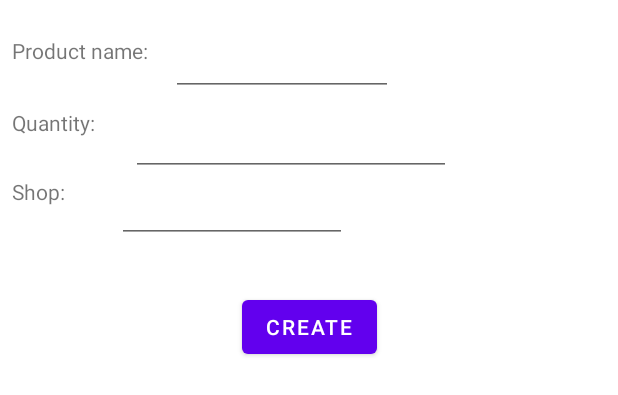
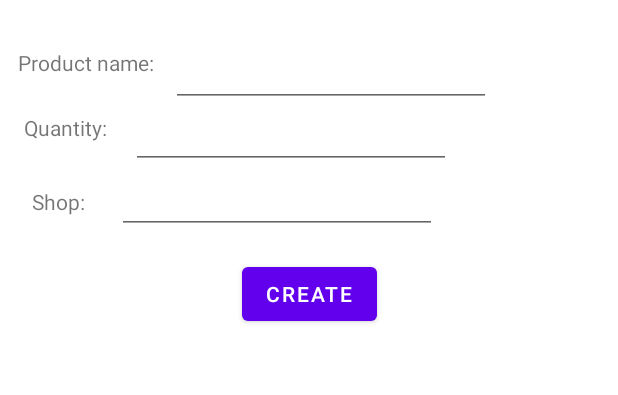
Before and after one commit to ValkaYordanov/ShoppingListApp, an Android app: the layout activity_main.xml on its own in the app's theme, with its tools: preview values and no code run, on a phone screen of 412 x 824 dp. Shown: the top 395 px of the screen. Run offline under Robolectric (Android 15) with nearby library versions, the phone set to English and light mode, and no system bars.

Commit message:
dialogs and preference are working and started new dialog for updating product

```diff
--- a/app/build.gradle
+++ b/app/build.gradle
@@ -56,7 +56,7 @@ dependencies {
     implementation 'com.google.firebase:firebase-firestore'
     implementation 'com.google.firebase:firebase-common-ktx:20.0.0'
     implementation 'com.google.firebase:firebase-firestore-ktx'
-
+    implementation 'androidx.preference:preference:1.1.1'
     testImplementation 'junit:junit:4.+'
     androidTestImplementation 'androidx.test.ext:junit:1.1.2'
     androidTestImplementation 'androidx.test.espresso:espresso-core:3.3.0'
--- a/app/src/main/AndroidManifest.xml
+++ b/app/src/main/AndroidManifest.xml
@@ -10,7 +10,11 @@
         android:supportsRtl="true"
         android:theme="@style/Theme.ShoppingListApp">
         <uses-library android:name="com.google.android.maps" />
-
+        <activity
+            android:name=".SettingsActivity"
+            android:exported="true"
+            android:label="@string/action_settings">
+        </activity>
         <activity
             android:name=".MainActivity"
             android:exported="true">
--- a/app/src/main/java/com/ebookfrenzy/shoppinglistapp/data/Repository.kt
+++ b/app/src/main/java/com/ebookfrenzy/shoppinglistapp/data/Repository.kt
@@ -57,8 +57,8 @@ object Repository {
     }
     private fun deleteAllFirebase() {
         val batch = db.batch()
-        for (book in products) {
-            val ref = db.collection("product").document(book.id)
+        for (product in products) {
+            val ref = db.collection("product").document(product.id)
             batch.delete(ref)
         }
 
--- a/app/src/main/res/layout/activity_main.xml
+++ b/app/src/main/res/layout/activity_main.xml
@@ -11,7 +11,7 @@
         android:layout_width="0dp"
         android:layout_height="0dp"
         android:layout_marginStart="8dp"
-        android:layout_marginTop="32dp"
+        android:layout_marginTop="16dp"
         android:layout_marginEnd="1dp"
         app:layout_constraintBottom_toBottomOf="parent"
         app:layout_constraintEnd_toEndOf="parent"
@@ -23,20 +23,24 @@
     <TextView
         android:id="@+id/textView"
         android:layout_width="98dp"
-        android:layout_height="40dp"
+        android:layout_height="35dp"
         android:layout_marginStart="8dp"
         android:layout_marginTop="24dp"
         android:text="Product name:"
+
+        android:textSize="14sp"
+        android:gravity="center"
         app:layout_constraintStart_toStartOf="parent"
         app:layout_constraintTop_toTopOf="parent" />
 
     <TextView
         android:id="@+id/textView2"
         android:layout_width="71dp"
-        android:layout_height="38dp"
+        android:layout_height="35dp"
         android:layout_marginStart="8dp"
         android:layout_marginTop="8dp"
         android:text="Quantity:"
+        android:gravity="center"
         app:layout_constraintStart_toStartOf="parent"
         app:layout_constraintTop_toBottomOf="@+id/textView" />
 
@@ -45,6 +49,7 @@
         android:layout_width="62dp"
         android:layout_height="47dp"
         android:layout_marginStart="8dp"
+        android:gravity="center"
         android:layout_marginTop="8dp"
         android:text="Shop:"
         app:layout_constraintStart_toStartOf="parent"
@@ -52,18 +57,18 @@
 
     <EditText
         android:id="@+id/ed_productName"
-        android:layout_width="148dp"
-        android:layout_height="40dp"
+        android:layout_width="wrap_content"
+        android:layout_height="wrap_content"
         android:layout_marginStart="8dp"
         android:ems="10"
         android:inputType="textPersonName"
         app:layout_constraintStart_toEndOf="@+id/textView"
-        app:layout_constraintTop_toTopOf="@+id/textView" />
+        app:layout_constraintTop_toBottomOf="@+id/myName" />
 
     <EditText
         android:id="@+id/ed_shop"
-        android:layout_width="153dp"
-        android:layout_height="44dp"
+        android:layout_width="wrap_content"
+        android:layout_height="wrap_content"
         android:layout_marginStart="8dp"
         android:ems="10"
         android:inputType="textPersonName"
@@ -74,7 +79,7 @@
         android:id="@+id/btnCreate"
         android:layout_width="wrap_content"
         android:layout_height="wrap_content"
-        android:layout_marginTop="32dp"
+        android:layout_marginTop="16dp"
         android:text="Create"
         app:layout_constraintEnd_toEndOf="parent"
         app:layout_constraintStart_toStartOf="parent"
@@ -90,5 +95,17 @@
         app:layout_constraintStart_toEndOf="@+id/textView2"
         app:layout_constraintTop_toTopOf="@+id/textView2" />
 
+    <TextView
+        android:id="@+id/myName"
+        android:layout_width="wrap_content"
+        android:layout_height="wrap_content"
+        android:layout_marginTop="4dp"
+        android:textColor="#FF9800"
+        android:textSize="16sp"
+        android:textStyle="bold"
+        app:layout_constraintEnd_toEndOf="parent"
+        app:layout_constraintStart_toStartOf="parent"
+        app:layout_constraintTop_toTopOf="parent" />
+
 
 </androidx.constraintlayout.widget.ConstraintLayout>
--- a/app/src/main/res/values/strings.xml
+++ b/app/src/main/res/values/strings.xml
@@ -7,9 +7,13 @@
     <string name="help">Help</string>
     <string name="sortByName">Sort by name</string>
     <string name="sortByQuantity">Sort by quantity</string>
+    <string name="share">Share</string>
 
     <string name="confirmation">Confirmation</string>
     <string name="areYouSure">Are you sure to delete all products from the list?</string>
     <string name="yes">Yes</string>
     <string name="no">No</string>
+
+    <string name="action_settings">Settings</string>
+    <string name="enterName"> Enter name</string>
 </resources>
```
Also changed, not shown: app/src/main/java/com/ebookfrenzy/shoppinglistapp/MainActivity.kt (+53 -27 lines), app/src/main/java/com/ebookfrenzy/shoppinglistapp/MyPreferenceFragment.kt (added, +15 -0 lines), app/src/main/java/com/ebookfrenzy/shoppinglistapp/PreferenceHandler.kt (added, +17 -0 lines), app/src/main/java/com/ebookfrenzy/shoppinglistapp/SettingsActivity.kt (added, +24 -0 lines), app/src/main/java/com/ebookfrenzy/shoppinglistapp/UpdateProductDialog.kt (added, +73 -0 lines), app/src/main/res/layout/card_layout.xml (+5 -18 lines), app/src/main/res/menu/menu_main.xml (+9 -11 lines), app/src/main/res/xml/prefs.xml (added, +12 -0 lines).
